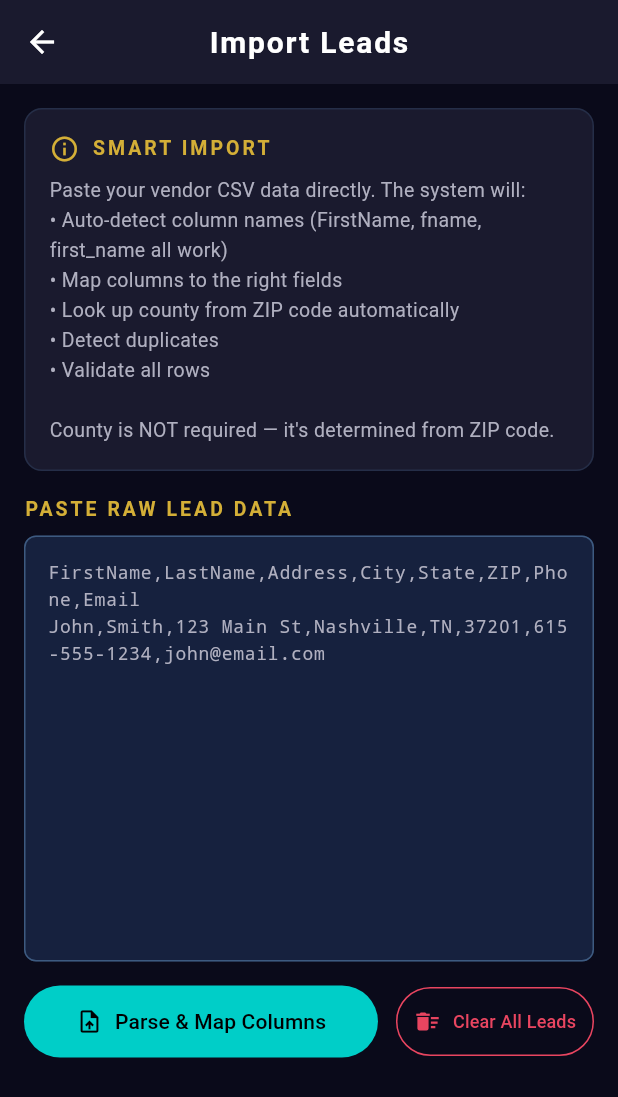
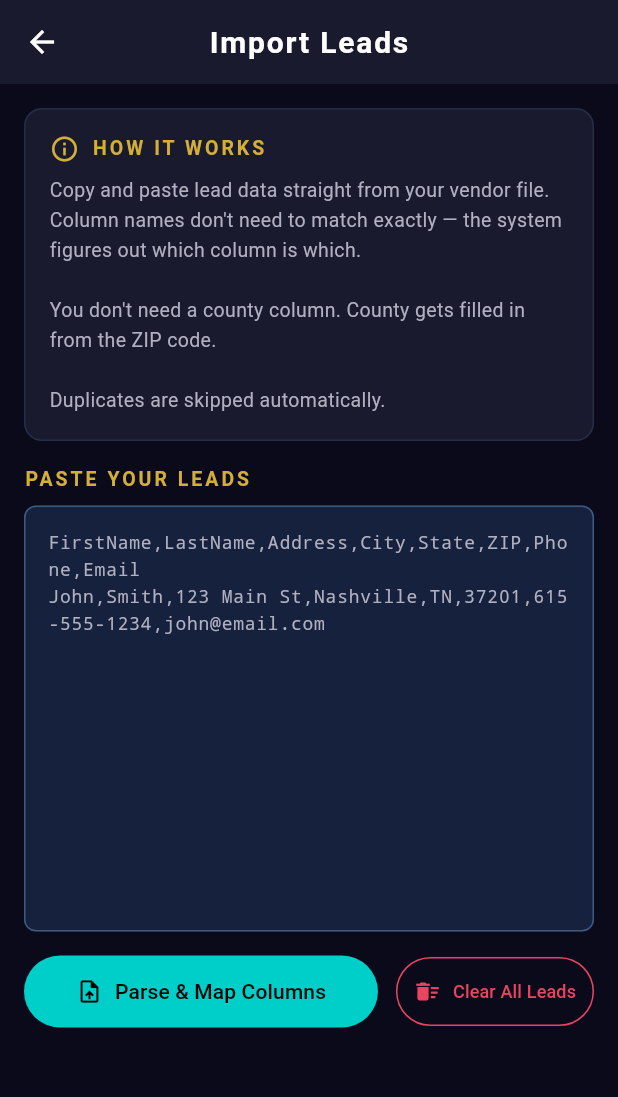
Before and after one commit to Brandonsmelcer/LeadTracker, a Flutter app: the CsvImportScreen screen opened directly, on a phone screen of 412 x 824 dp. Shown: the top 1097 px of the screen. Run offline on Flutter 3.47's test engine with Material 3 defaults, Android fonts, the phone set to English and light mode, and no system bars; our stand-ins replace cloud_firestore, csv, firebase_auth, firebase_core, local_auth; accounts and stored records are empty.

Commit message:
Clean up import page copy to sound natural, redeploy
Co-authored-by: Brandonsmelcer <Brandonsmelcer@users.noreply.github.com>

```diff
--- a/lib/screens/csv_import_screen.dart
+++ b/lib/screens/csv_import_screen.dart
@@ -131,7 +131,7 @@ class _CsvImportScreenState extends State<CsvImportScreen> {
         children: [
           _buildFormatGuide(),
           const SizedBox(height: 16),
-          const Text('PASTE RAW LEAD DATA',
+          const Text('PASTE YOUR LEADS',
               style: TextStyle(color: AppColors.gold, fontSize: 13,
                   letterSpacing: 2, fontWeight: FontWeight.bold)),
           const SizedBox(height: 8),
@@ -185,18 +185,17 @@ class _CsvImportScreenState extends State<CsvImportScreen> {
           Row(children: [
             Icon(Icons.info_outline, color: AppColors.gold, size: 20),
             SizedBox(width: 8),
-            Text('SMART IMPORT', style: TextStyle(color: AppColors.gold,
+            Text('HOW IT WORKS', style: TextStyle(color: AppColors.gold,
                 fontSize: 13, letterSpacing: 2, fontWeight: FontWeight.bold)),
           ]),
           SizedBox(height: 8),
           Text(
-            'Paste your vendor CSV data directly. The system will:\n'
-            '• Auto-detect column names (FirstName, fname, first_name all work)\n'
-            '• Map columns to the right fields\n'
-            '• Look up county from ZIP code automatically\n'
-            '• Detect duplicates\n'
-            '• Validate all rows\n\n'
-            'County is NOT required — it\'s determined from ZIP code.',
+            'Copy and paste lead data straight from your vendor file. '
+            'Column names don\'t need to match exactly — the system '
+            'figures out which column is which.\n\n'
+            'You don\'t need a county column. County gets filled in '
+            'from the ZIP code.\n\n'
+            'Duplicates are skipped automatically.',
             style: TextStyle(color: AppColors.textSecondary, fontSize: 13, height: 1.5),
           ),
         ],
@@ -243,7 +242,7 @@ class _CsvImportScreenState extends State<CsvImportScreen> {
           const Text('COLUMN MAPPING', style: TextStyle(color: AppColors.gold,
               fontSize: 13, letterSpacing: 2, fontWeight: FontWeight.bold)),
           const SizedBox(height: 4),
-          const Text('Map your CSV columns to the system fields. Auto-detected mappings shown.',
+          const Text('Match your columns to the right fields. Most should be filled in already.',
               style: TextStyle(color: AppColors.textSecondary, fontSize: 12)),
           const SizedBox(height: 12),
           ...ImportService.allFields.map((field) => _buildMappingRow(field)),
@@ -427,8 +426,8 @@ class _CsvImportScreenState extends State<CsvImportScreen> {
           children: [
             CircularProgressIndicator(color: Color(0xFF00CEC8)),
             SizedBox(height: 16),
-            Text('Importing leads...', style: TextStyle(fontSize: 16)),
-            Text('Detecting counties from ZIP codes...',
+            Text('Importing...', style: TextStyle(fontSize: 16)),
+            Text('This should only take a moment.',
                 style: TextStyle(color: AppColors.textSecondary)),
           ],
         ),
```
Also changed, not shown: 1 other file.
